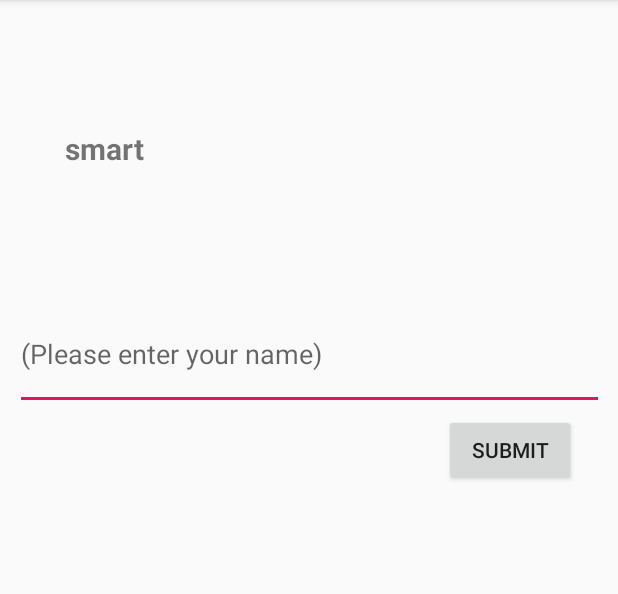
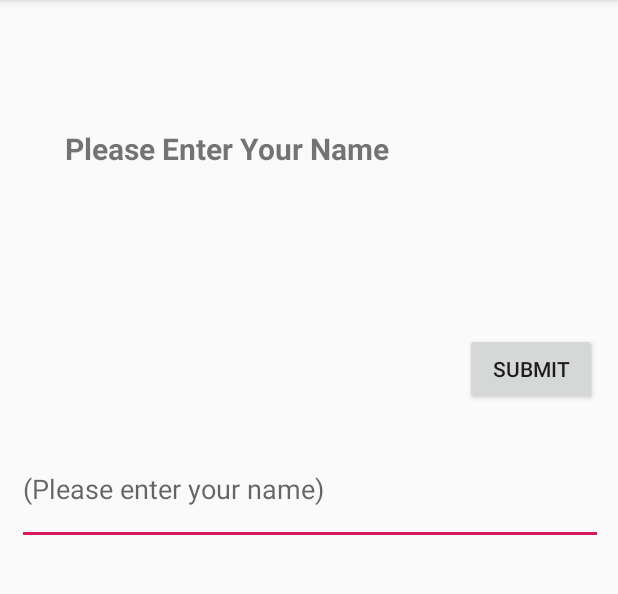
Before and after one commit to DerrickPikachu/EditTextPractice, an Android app: the screen it shows after launch (MainActivity), on a phone screen of 412 x 824 dp, the part 84-678 px from its top. Run offline under Robolectric (Android 15) with nearby library versions, the phone set to English and light mode, and no system bars.

Commit message:
RelationLayout test(the reference is about the distance between two widgets must be fixed)

```diff
--- a/app/src/main/res/layout/activity_main.xml
+++ b/app/src/main/res/layout/activity_main.xml
@@ -20,7 +20,7 @@
         android:layout_marginTop="85dp"
         android:layout_marginEnd="38dp"
         android:layout_marginRight="38dp"
-        android:text="@string/derrick"
+        android:text="@string/hello"
         android:textSize="20sp"
         android:textStyle="bold"
         app:layout_constraintBottom_toBottomOf="parent"
@@ -30,18 +30,18 @@
 
     <EditText
         android:id="@+id/edit"
-        android:layout_width="397dp"
+        android:layout_width="wrap_content"
         android:layout_height="74dp"
         android:layout_alignParentStart="true"
         android:layout_alignParentLeft="true"
         android:layout_alignParentTop="true"
-        android:layout_alignParentEnd="true"
-        android:layout_alignParentRight="true"
-        android:layout_marginStart="10dp"
-        android:layout_marginLeft="10dp"
-        android:layout_marginTop="199dp"
-        android:layout_marginEnd="9dp"
-        android:layout_marginRight="9dp"
+        android:layout_marginStart="11dp"
+        android:layout_marginLeft="11dp"
+        android:layout_marginTop="289dp"
+        android:layout_marginEnd="-92dp"
+        android:layout_marginRight="-92dp"
+        android:layout_toStartOf="@+id/button"
+        android:layout_toLeftOf="@+id/button"
         android:ems="10"
         android:hint="@string/nameFeild"
         android:importantForAutofill="no"
@@ -55,9 +55,9 @@
         android:layout_alignParentTop="true"
         android:layout_alignParentEnd="true"
         android:layout_alignParentRight="true"
-        android:layout_marginTop="276dp"
-        android:layout_marginEnd="28dp"
-        android:layout_marginRight="28dp"
+        android:layout_marginTop="222dp"
+        android:layout_marginEnd="14dp"
+        android:layout_marginRight="14dp"
         android:onClick="sayHello"
         android:text="@string/submit" />
 
```
